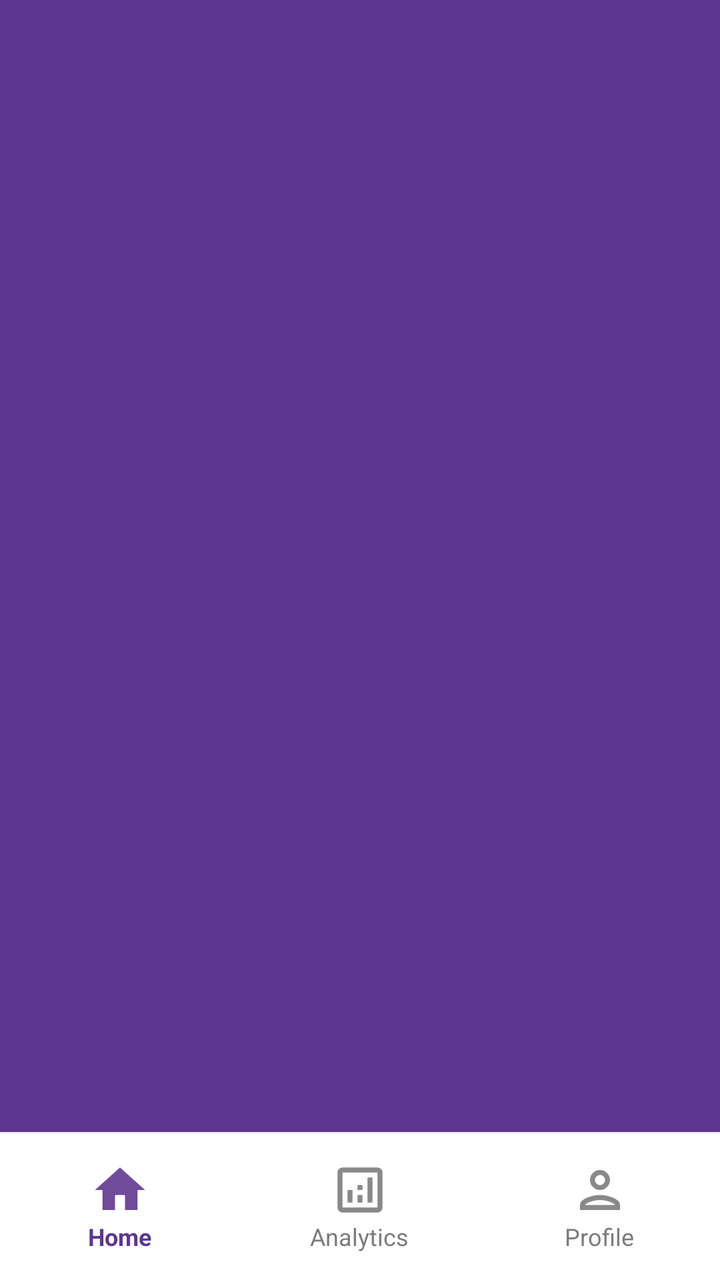
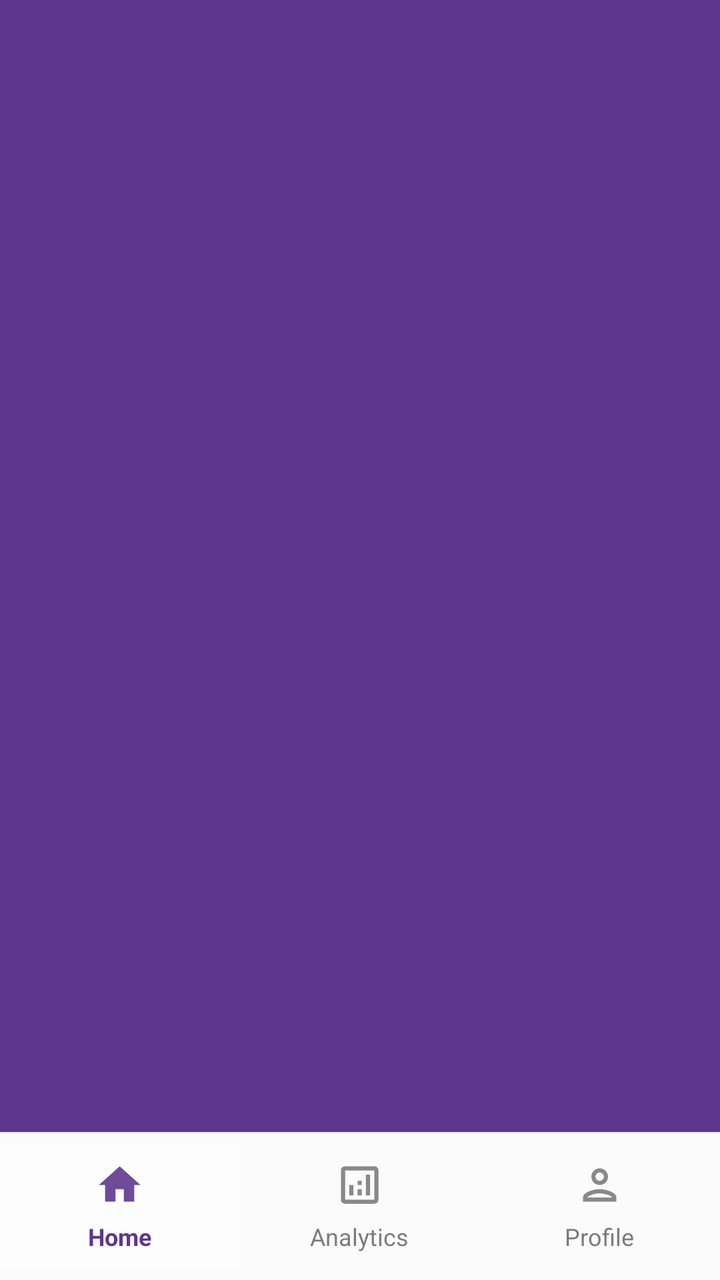

Screens rendered from an Android XML layout before and after an edit, with the pre-edit source and the edit as a unified diff.
<!-- AndroidManifest.xml: application theme Theme.HisaabCalculator -->
<!-- res/layout/activity_first.xml -->
<?xml version="1.0" encoding="utf-8"?>
<RelativeLayout
    xmlns:android="http://schemas.android.com/apk/res/android"
    xmlns:tools="http://schemas.android.com/tools"
    xmlns:ads="http://schemas.android.com/apk/res-auto"
    android:layout_width="match_parent"
    android:layout_height="match_parent"
    android:id="@+id/first_parent_layout"
    android:fitsSystemWindows="true"
    xmlns:app="http://schemas.android.com/apk/res-auto"
    android:orientation="vertical"
    android:background="@color/primarylight"
    tools:context="hisaab.store.analyser.first">
    <FrameLayout
        android:id="@+id/containerFrame_home"
        android:layout_width="match_parent"
        android:layout_height="match_parent"
        android:layout_above="@+id/bottomNavigation_home" />

    <View
        android:layout_width="match_parent"
        android:layout_height="1dp"
        android:background="@color/first_view_bg_light"
        android:id="@+id/first_view"
        android:layout_above="@id/bottomNavigation_home" />

    <com.google.android.material.bottomnavigation.BottomNavigationView
        android:id="@+id/bottomNavigation_home"
        android:layout_width="match_parent"
        android:layout_height="73dp"
        ads:itemRippleColor="@color/primarylight"
        android:layout_alignParentBottom="true"
        app:itemBackground="@drawable/selector_item_background"
        app:labelVisibilityMode="labeled"
        android:layout_marginEnd="0dp"
        android:layout_gravity="bottom"
        app:itemShapeInsetStart="0dp"
        app:itemShapeInsetTop="0dp"
        app:itemShapeInsetBottom="0dp"
        app:itemShapeInsetEnd="0dp"
        app:itemHorizontalPadding="0dp"
        app:itemPaddingBottom="12dp"
        app:itemPaddingTop="8dp"
        android:background="@color/backgroundlight"
        ads:itemActiveIndicatorStyle="@color/primarylight"
        ads:itemIconSize="30sp"
        ads:itemTextAppearanceActive="@style/BottomNavTextActive_light"
        ads:itemTextAppearanceInactive="@style/BottomNavTextInactive_light"
        app:itemIconTint="@color/bottom_nav_selector_light"
        app:itemHorizontalTranslationEnabled="false"
        app:itemTextColor="@color/bottom_nav_selector_light"
        app:menu="@menu/bottom_nav_menu" />

</RelativeLayout>
<!-- resources referenced by this layout -->
<resources>
  <color name="backgroundlight">#FFFFFF</color>
  <color name="first_view_bg_light">#F6F6F6</color>
  <color name="primarylight">#5E368F</color>
  <!-- drawable selector_item_background (drawable) -->
  <selector xmlns:android="http://schemas.android.com/apk/res/android">
  
      
      <item android:state_checked="true">
          <inset
              android:drawable="@color/transparent"
              android:insetTop="5dp"
              android:insetBottom="5dp"
              android:insetLeft="0dp"
              android:insetRight="0dp"/>
      </item>
  
      <item android:state_checked="false">
          <inset
              android:drawable="@android:color/transparent"
              android:insetTop="5dp"
              android:insetBottom="5dp"
              android:insetLeft="0dp"
              android:insetRight="0dp"/>
      </item>
  
  </selector>
  <style name="BottomNavTextActive_light" parent="TextAppearance.AppCompat">
          <item name="android:textSize">12sp</item>  
          <item name="fontFamily">@font/poppins_medium</item>
          <item name="android:layout_marginTop">4dp</item>
          <item name="android:background">@color/backgroundlight</item>
          <item name="android:textColor">@color/primarylight</item>
      </style>
  <style name="BottomNavTextInactive_light" parent="TextAppearance.AppCompat">
          <item name="android:textSize">12sp</item>  
          <item name="android:textColor">@color/gray</item>
          <item name="fontFamily">@font/poppins_medium</item>
          <item name="android:background">@color/backgroundlight</item>
          <item name="android:layout_marginTop">4dp</item>
      </style>
  <style name="Theme.HisaabCalculator" parent="Theme.MaterialComponents.DayNight.NoActionBar">
          
          <item name="colorPrimary">@color/primarylight</item>
          <item name="android:itemBackground">#2B2A2A</item>
          <item name="android:textColor">@color/white</item>
          <item name="android:insetTop">0dp</item>
          <item name="popupMenuBackground">@color/white</item>
          <item name="android:insetBottom">0dp</item>
          <item name="colorPrimaryVariant">@color/purple_700</item>
          <item name="colorOnPrimary">@color/white</item>
          
          <item name="colorSecondary">@color/itemdark</item>
          <item name="colorSecondaryVariant">@color/teal_700</item>
          <item name="colorOnSecondary">@color/black</item>
          <item name="android:fitsSystemWindows">true</item>
          <item name="android:windowFullscreen">false</item>
          
          <item name="android:statusBarColor" tools:targetApi="l">@color/primarylight</item>
          
      </style>
  <color name="transparent">#66FFFFFF</color>
  <color name="gray">#939292</color>
  <color name="white">#FFFFFFFF</color>
  <color name="purple_700">#E4E4E4</color>
  <color name="itemdark">#FF03DAC5</color>
  <color name="teal_700">#FF018786</color>
  <color name="black">#FF000000</color>
</resources>

<!-- the commit's change to res/layout/activity_first.xml (unified diff, before → after) -->
@@ -43,7 +43,7 @@
         app:itemPaddingTop="8dp"
         android:background="@color/backgroundlight"
         ads:itemActiveIndicatorStyle="@color/primarylight"
-        ads:itemIconSize="30sp"
+        ads:itemIconSize="25sp"
         ads:itemTextAppearanceActive="@style/BottomNavTextActive_light"
         ads:itemTextAppearanceInactive="@style/BottomNavTextInactive_light"
         app:itemIconTint="@color/bottom_nav_selector_light"
<!-- resource entries referenced after the edit -->
@@ -1,6 +1,6 @@
 <!-- resources referenced by this layout -->
 <resources>
-  <color name="backgroundlight">#FFFFFF</color>
+  <color name="backgroundlight">#FBFBFB</color>
   <color name="first_view_bg_light">#F6F6F6</color>
   <color name="primarylight">#5E368F</color>
   <!-- drawable selector_item_background (drawable) -->
